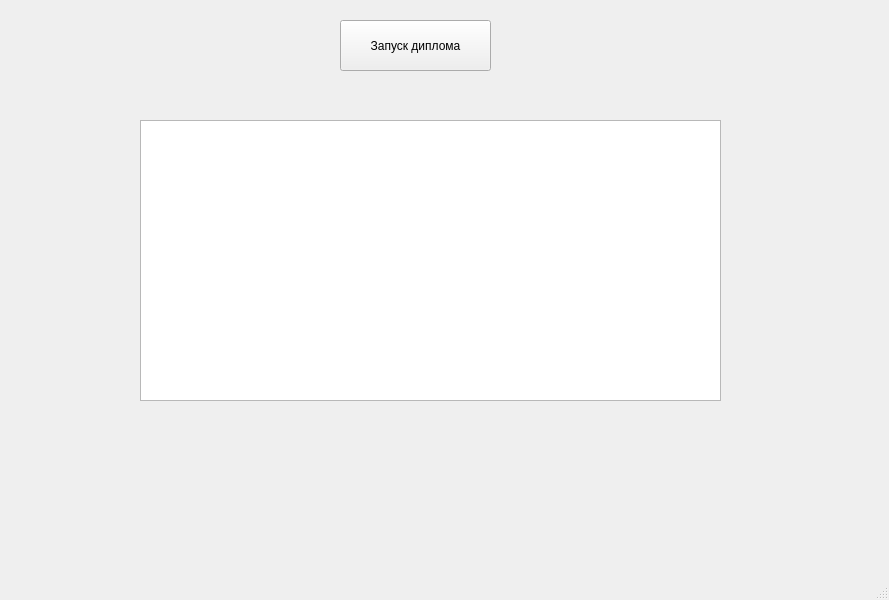
This is mainwindow.ui in screwthecap1/postresql_monitor as Qt 5 draws it before an edit. The edited form follows.
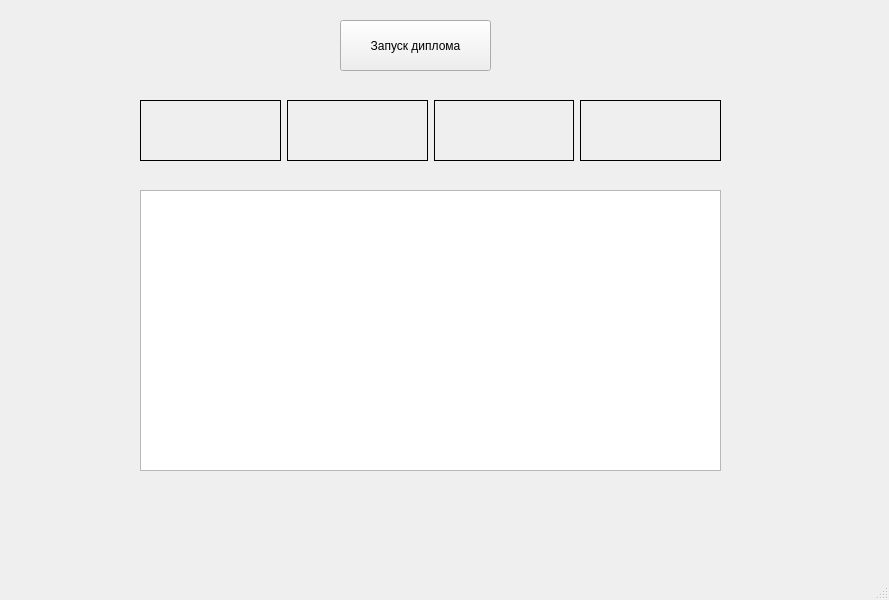
This is the edited form.

Commit message: Add uptime and overall volume

The edit to the form file:
```diff
--- a/mainwindow.ui
+++ b/mainwindow.ui
@@ -31,12 +31,70 @@
     <property name="geometry">
      <rect>
       <x>140</x>
-      <y>120</y>
+      <y>190</y>
       <width>581</width>
       <height>281</height>
      </rect>
     </property>
    </widget>
+   <widget class="QWidget" name="horizontalLayoutWidget">
+    <property name="geometry">
+     <rect>
+      <x>140</x>
+      <y>100</y>
+      <width>581</width>
+      <height>61</height>
+     </rect>
+    </property>
+    <layout class="QHBoxLayout" name="horizontalLayout">
+     <item>
+      <widget class="QLabel" name="labelVersion">
+       <property name="frameShape">
+        <enum>QFrame::Box</enum>
+       </property>
+       <property name="text">
+        <string/>
+       </property>
+      </widget>
+     </item>
+     <item>
+      <widget class="QLabel" name="labelTotalSize">
+       <property name="frameShape">
+        <enum>QFrame::Box</enum>
+       </property>
+       <property name="text">
+        <string/>
+       </property>
+      </widget>
+     </item>
+     <item>
+      <widget class="QLabel" name="labelTotalConns">
+       <property name="acceptDrops">
+        <bool>false</bool>
+       </property>
+       <property name="frameShape">
+        <enum>QFrame::Box</enum>
+       </property>
+       <property name="text">
+        <string/>
+       </property>
+       <property name="wordWrap">
+        <bool>false</bool>
+       </property>
+      </widget>
+     </item>
+     <item>
+      <widget class="QLabel" name="labelUptime">
+       <property name="frameShape">
+        <enum>QFrame::Box</enum>
+       </property>
+       <property name="text">
+        <string/>
+       </property>
+      </widget>
+     </item>
+    </layout>
+   </widget>
   </widget>
   <widget class="QMenuBar" name="menubar">
    <property name="geometry">
```
The commit also changes 2 other files.
